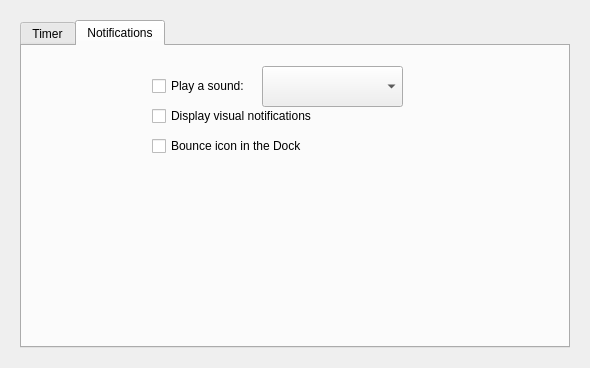
Above: mainwindow.ui from lmartinking/TomatoTimer before the change. Below: the same form after it.
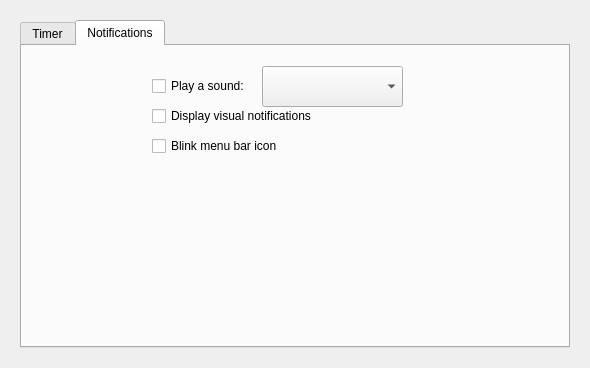
That is the form after the change.

Commit message: Add tray icon blinking

```diff
--- a/mainwindow.ui
+++ b/mainwindow.ui
@@ -475,7 +475,7 @@
          </rect>
         </property>
         <property name="text">
-         <string>Bounce icon in the Dock</string>
+         <string>Blink menu bar icon</string>
         </property>
        </widget>
        <widget class="QComboBox" name="playSoundCombo">
```
Left out of the diff: 2 changed lines with no effect on the pictures. The commit also changes 3 other files.
